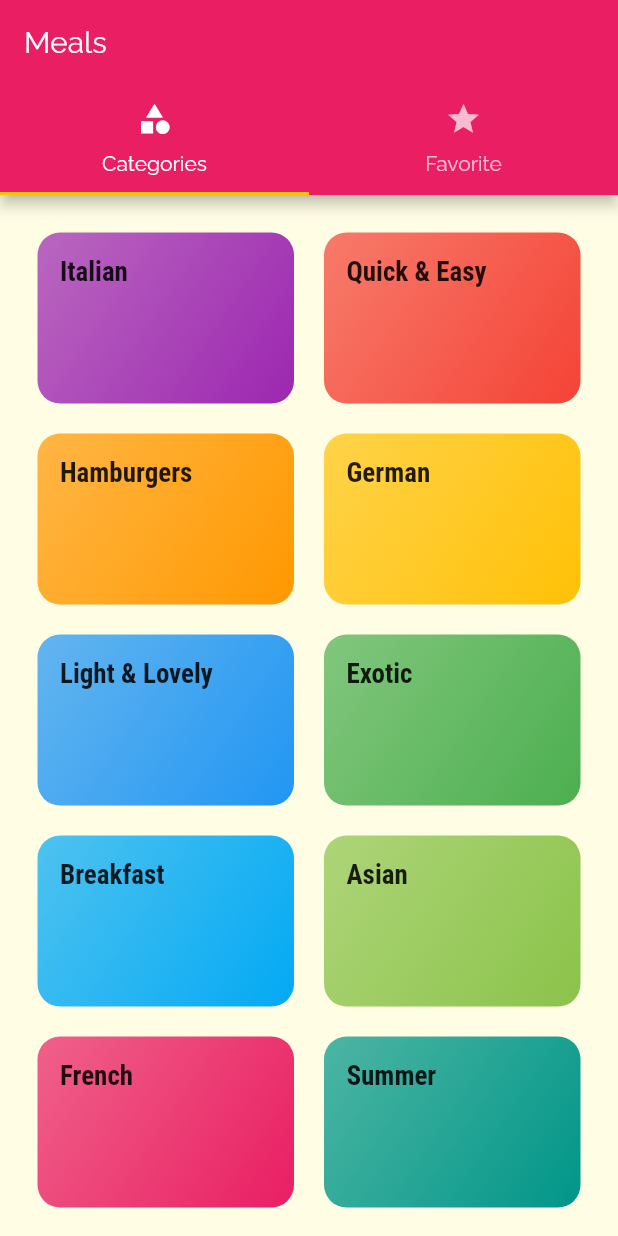
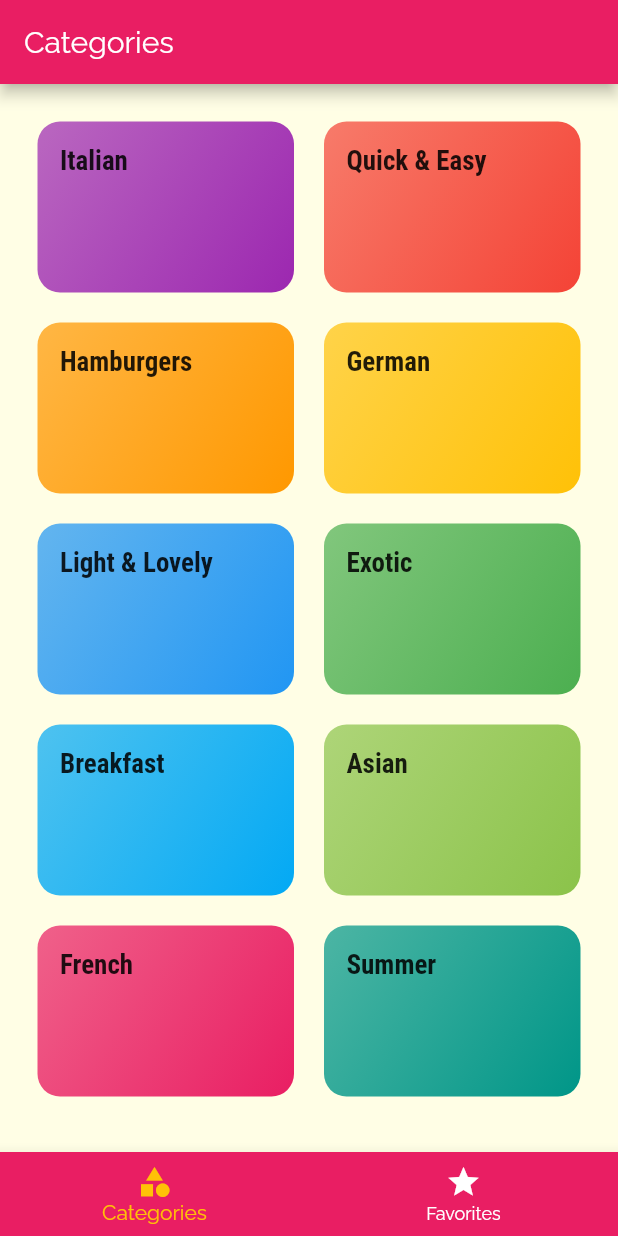
Before and after one commit to emralyilmaz/-emralyilmaz-maxi_app3-Meals_app, a Flutter app: the screen it shows after launch, on a phone screen of 412 x 824 dp. Run offline on Flutter 3.47's test engine with Material 2 defaults, Android fonts, the phone set to English and light mode, and no system bars.

Commit message:
172. Adding a Bottom TabBar

```diff
--- a/lib/screens/tabs_screen.dart
+++ b/lib/screens/tabs_screen.dart
@@ -8,26 +8,40 @@
 }
 
 class _TabsScreenState extends State<TabsScreen> {
+  final List<Map<String, dynamic>> _pages = [
+    {"page": CategoriesScreen(), "title": "Categories"},
+    {"page": FavoritesScreen(), "title": "Your Favoritie"}
+  ];
+  int _selectedPageIndex = 0;
+  void _selectPage(int index) {
+    setState(() {
+      _selectedPageIndex = index;
+    });
+  }
+
   @override
   Widget build(BuildContext context) {
-    return DefaultTabController(
-        length: 2,
-        initialIndex: 0,
-        child: Scaffold(
-          appBar: AppBar(
-            title: Text("Meals"),
-            bottom: TabBar(tabs: [
-              Tab(
-                icon: Icon(Icons.category),
-                text: "Categories",
-              ),
-              Tab(
-                icon: Icon(Icons.star),
-                text: "Favorite",
-              ),
-            ]),
-          ),
-          body: TabBarView(children: [CategoriesScreen(), FavoritesScreen()]),
-        ));
+    return Scaffold(
+      appBar: AppBar(
+        title: Text(_pages[_selectedPageIndex]["title"]),
+      ),
+      body: _pages[_selectedPageIndex]["page"],
+      bottomNavigationBar: BottomNavigationBar(
+        onTap: _selectPage,
+        backgroundColor: Theme.of(context).primaryColor,
+        unselectedItemColor: Colors.white,
+        selectedItemColor: Theme.of(context).accentColor,
+        currentIndex: _selectedPageIndex,
+        // bu sayede a'yı secince a sarı b beyaz, b yi secince de b sarı a beyaz oluyo
+        // type: BottomNavigationBarType.shifting, // animasyon katıyo
+        items: [
+          BottomNavigationBarItem(
+              backgroundColor: Theme.of(context).primaryColor,
+              icon: Icon(Icons.category),
+              label: "Categories"),
+          BottomNavigationBarItem(icon: Icon(Icons.star), label: "Favorites"),
+        ],
+      ),
+    );
   }
 }
```
